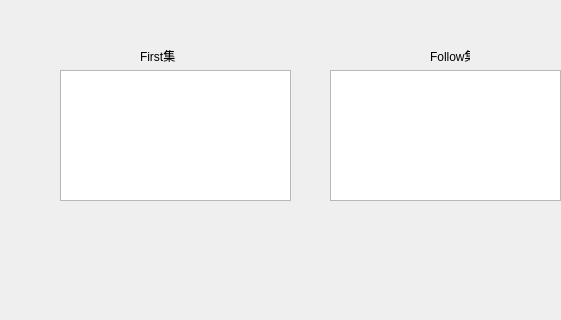
lh2080028463/Compiler, file graana_result.ui: the form before one commit; both pictures show x 0 to 561 and y 0 to 320 of the 800 by 600 pixel window.
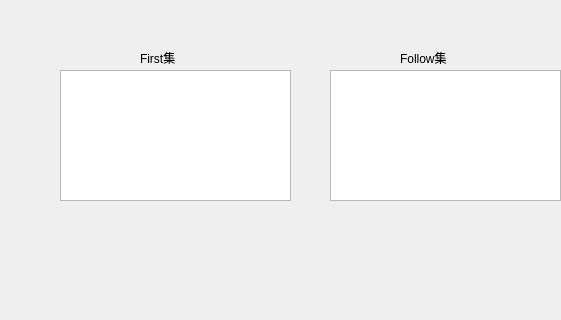
The form after the commit.

The edit to the form file:
```diff
--- a/graana_result.ui
+++ b/graana_result.ui
@@ -39,8 +39,8 @@
      <rect>
       <x>140</x>
       <y>50</y>
-      <width>40</width>
-      <height>12</height>
+      <width>61</width>
+      <height>16</height>
      </rect>
     </property>
     <property name="text">
@@ -50,10 +50,10 @@
    <widget class="QLabel" name="label_2">
     <property name="geometry">
      <rect>
-      <x>430</x>
+      <x>400</x>
       <y>50</y>
-      <width>40</width>
-      <height>12</height>
+      <width>81</width>
+      <height>16</height>
      </rect>
     </property>
     <property name="text">
```
Left out of the diff: 2 changed lines with no effect on the pictures.
